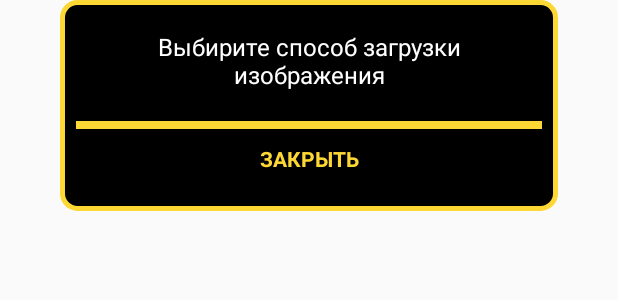
After one commit to makvin16/DriverTaxi, an Android app: the layout alert_info.xml on its own in the app's theme, with its tools: preview values and no code run, on a phone screen of 412 x 824 dp. The commit adds this screen. Shown: the top 300 px of the screen. Run offline under Robolectric (Android 15) with nearby library versions, the phone set to English and light mode, and no system bars.

Commit message:
done full main and additional parts of registration.

```diff
--- /dev/null
+++ b/app/src/main/res/layout/alert_info.xml
@@ -0,0 +1,64 @@
+<?xml version="1.0" encoding="utf-8"?>
+<LinearLayout xmlns:android="http://schemas.android.com/apk/res/android"
+    android:layout_width="match_parent"
+    android:layout_height="wrap_content"
+    android:orientation="vertical"
+    android:background="@android:color/transparent"
+    xmlns:tools="http://schemas.android.com/tools">
+
+    <LinearLayout
+        android:layout_width="match_parent"
+        android:layout_height="wrap_content"
+        android:layout_marginLeft="40dp"
+        android:layout_marginRight="40dp"
+        android:background="@drawable/background_alert"
+        android:orientation="vertical">
+
+        <TextView
+            android:id="@+id/text_view"
+            android:layout_width="match_parent"
+            android:layout_height="wrap_content"
+            android:layout_marginTop="20dp"
+            android:layout_marginLeft="20dp"
+            android:layout_marginRight="20dp"
+            tools:text="Выбирите способ загрузки изображения"
+            android:textAlignment="center"
+            android:textColor="@color/white"
+            android:textSize="16sp" />
+
+        <RelativeLayout
+            android:id="@+id/btn_cancel"
+            style="@style/Widget.AppCompat.Button"
+            android:layout_width="match_parent"
+            android:layout_height="wrap_content"
+            android:layout_weight="1"
+            android:background="@color/black"
+            android:layout_marginLeft="5dp"
+            android:layout_marginRight="5dp"
+            android:layout_marginBottom="10dp"
+            android:layout_marginTop="20dp">
+
+            <RelativeLayout
+                android:layout_width="match_parent"
+                android:layout_height="5dp"
+                android:layout_marginLeft="5dp"
+                android:layout_marginRight="5dp"
+                android:background="@color/colorPrimary">
+
+            </RelativeLayout>
+
+            <TextView
+                android:layout_width="match_parent"
+                android:layout_height="wrap_content"
+                android:layout_marginBottom="15dp"
+                android:layout_marginTop="15dp"
+                android:text="Закрыть"
+                android:textAlignment="center"
+                android:textAllCaps="true"
+                android:textColor="@color/colorPrimary"
+                android:textStyle="bold" />
+
+        </RelativeLayout>
+
+    </LinearLayout>
+</LinearLayout>
--- a/app/src/main/res/values/strings.xml
+++ b/app/src/main/res/values/strings.xml
@@ -2,4 +2,9 @@
     <string name="app_name">TaxiDriver</string>
     <string name="sign_up">Регистрация</string>
     <string name="sign_in">Вход</string>
+
+    <string name="info_animals">Можно в автомобиль с животными?</string>
+    <string name="info_food">Можно в автомобиль с едой?</string>
+    <string name="info_drunk">Можно в автомобиль нетрезвым?</string>
+    <string name="info_smoking">Можно в автомобиле курить?</string>
 </resources>
```
Also changed, not shown: app/src/main/java/zm/com/taxidriver/login/signup/SignUpActivity.java (+24 -8 lines), app/src/main/java/zm/com/taxidriver/login/signup/event/AdditionalEvent.java (added, +34 -0 lines), app/src/main/java/zm/com/taxidriver/login/signup/fragment/SignUpAdditionalFragment.java (+87 -14 lines).
